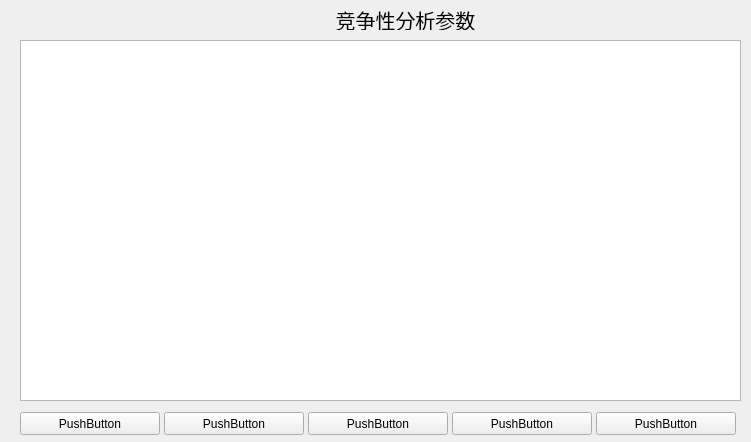
Qt form Step3_2.ui (albert2lyu/QualityFunctionDeployment) before a commit.
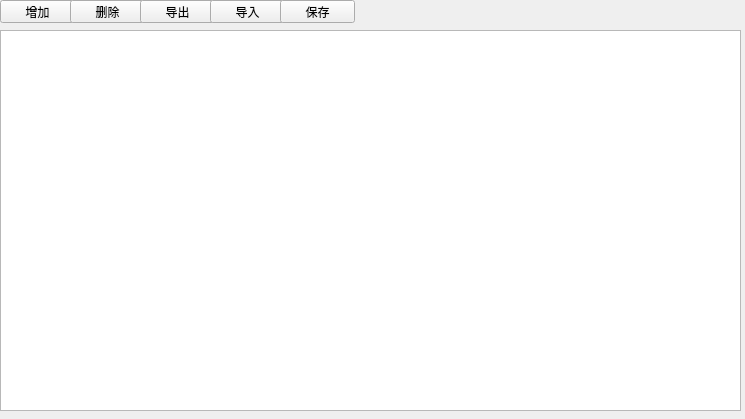
The same form after that commit.

Patch:
```diff
--- a/Step3_2.ui
+++ b/Step3_2.ui
@@ -6,8 +6,8 @@
    <rect>
     <x>0</x>
     <y>0</y>
-    <width>751</width>
-    <height>442</height>
+    <width>745</width>
+    <height>419</height>
    </rect>
   </property>
   <property name="windowTitle">
@@ -16,101 +16,76 @@
   <widget class="QTableWidget" name="qTableWidget">
    <property name="geometry">
     <rect>
-     <x>20</x>
-     <y>40</y>
-     <width>721</width>
-     <height>361</height>
+     <x>0</x>
+     <y>30</y>
+     <width>741</width>
+     <height>381</height>
     </rect>
    </property>
   </widget>
   <widget class="QPushButton" name="pushButton">
    <property name="geometry">
     <rect>
-     <x>20</x>
-     <y>412</y>
-     <width>140</width>
+     <x>0</x>
+     <y>0</y>
+     <width>75</width>
      <height>23</height>
     </rect>
    </property>
    <property name="text">
-    <string>PushButton</string>
+    <string>增加</string>
    </property>
   </widget>
   <widget class="QPushButton" name="pushButton_2">
    <property name="geometry">
     <rect>
-     <x>164</x>
-     <y>412</y>
-     <width>140</width>
+     <x>70</x>
+     <y>0</y>
+     <width>75</width>
      <height>23</height>
     </rect>
    </property>
    <property name="text">
-    <string>PushButton</string>
+    <string>删除</string>
    </property>
   </widget>
   <widget class="QPushButton" name="pushButton_3">
    <property name="geometry">
     <rect>
-     <x>308</x>
-     <y>412</y>
-     <width>140</width>
+     <x>140</x>
+     <y>0</y>
+     <width>75</width>
      <height>23</height>
     </rect>
    </property>
    <property name="text">
-    <string>PushButton</string>
+    <string>导出</string>
    </property>
   </widget>
   <widget class="QPushButton" name="pushButton_4">
    <property name="geometry">
     <rect>
-     <x>452</x>
-     <y>412</y>
-     <width>140</width>
+     <x>210</x>
+     <y>0</y>
+     <width>75</width>
      <height>23</height>
     </rect>
    </property>
    <property name="text">
-    <string>PushButton</string>
+    <string>导入</string>
    </property>
   </widget>
   <widget class="QPushButton" name="pushButton_5">
    <property name="geometry">
     <rect>
-     <x>596</x>
-     <y>412</y>
-     <width>140</width>
+     <x>280</x>
+     <y>0</y>
+     <width>75</width>
      <height>23</height>
     </rect>
    </property>
    <property name="text">
-    <string>PushButton</string>
-   </property>
-  </widget>
-  <widget class="QLabel" name="label">
-   <property name="geometry">
-    <rect>
-     <x>140</x>
-     <y>9</y>
-     <width>531</width>
-     <height>21</height>
-    </rect>
-   </property>
-   <property name="font">
-    <font>
-     <family>微软雅黑</family>
-     <pointsize>15</pointsize>
-     <weight>50</weight>
-     <bold>false</bold>
-     <stylestrategy>PreferAntialias</stylestrategy>
-    </font>
-   </property>
-   <property name="text">
-    <string>竞争性分析参数</string>
-   </property>
-   <property name="alignment">
-    <set>Qt::AlignCenter</set>
+    <string>保存</string>
    </property>
   </widget>
  </widget>
```
